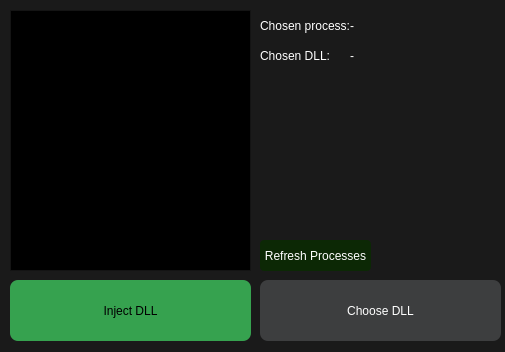
First picture: the form in main.ui, repository skajuks/CPPInjector, before the edit.
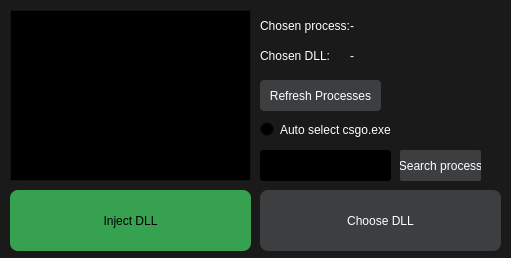
Second picture: the form after the edit.

Commit message: Added process filter

```diff
--- a/main.ui
+++ b/main.ui
@@ -6,8 +6,8 @@
    <rect>
     <x>0</x>
     <y>0</y>
-    <width>505</width>
-    <height>352</height>
+    <width>511</width>
+    <height>258</height>
    </rect>
   </property>
   <property name="palette">
@@ -460,7 +460,7 @@
     <property name="geometry">
      <rect>
       <x>10</x>
-      <y>280</y>
+      <y>190</y>
       <width>241</width>
       <height>61</height>
      </rect>
@@ -923,7 +923,7 @@
     <property name="geometry">
      <rect>
       <x>260</x>
-      <y>280</y>
+      <y>190</y>
       <width>241</width>
       <height>61</height>
      </rect>
@@ -1436,7 +1436,7 @@
       <x>10</x>
       <y>10</y>
       <width>241</width>
-      <height>261</height>
+      <height>171</height>
      </rect>
     </property>
    </widget>
@@ -1444,13 +1444,13 @@
     <property name="geometry">
      <rect>
       <x>260</x>
-      <y>240</y>
-      <width>111</width>
+      <y>80</y>
+      <width>121</width>
       <height>31</height>
      </rect>
     </property>
     <property name="styleSheet">
-     <string notr="true">background-color: rgb(12, 40, 5);
+     <string notr="true">background-color: rgb(61, 62, 63);
 color: rgb(255, 255, 255);
 border-radius: 4px;</string>
     </property>
@@ -1474,6 +1474,51 @@
      <string/>
     </property>
    </widget>
+   <widget class="QRadioButton" name="autoSelectCSGO">
+    <property name="geometry">
+     <rect>
+      <x>260</x>
+      <y>120</y>
+      <width>131</width>
+      <height>19</height>
+     </rect>
+    </property>
+    <property name="text">
+     <string>Auto select csgo.exe</string>
+    </property>
+   </widget>
+   <widget class="QLineEdit" name="Filter">
+    <property name="geometry">
+     <rect>
+      <x>260</x>
+      <y>150</y>
+      <width>131</width>
+      <height>31</height>
+     </rect>
+    </property>
+    <property name="styleSheet">
+     <string notr="true">background-color: rgb(0, 0, 0);
+color: rgb(255, 255, 255);</string>
+    </property>
+   </widget>
+   <widget class="QPushButton" name="searchButton">
+    <property name="geometry">
+     <rect>
+      <x>400</x>
+      <y>150</y>
+      <width>81</width>
+      <height>31</height>
+     </rect>
+    </property>
+    <property name="styleSheet">
+     <string notr="true">background-color: rgb(61, 62, 63);
+color: rgb(255, 255, 255);
+border-radius: 2px;</string>
+    </property>
+    <property name="text">
+     <string>Search process</string>
+    </property>
+   </widget>
   </widget>
  </widget>
  <resources/>
```
Left out of the diff: 3 changed lines with no effect on the pictures. The commit also changes 3 other files.
